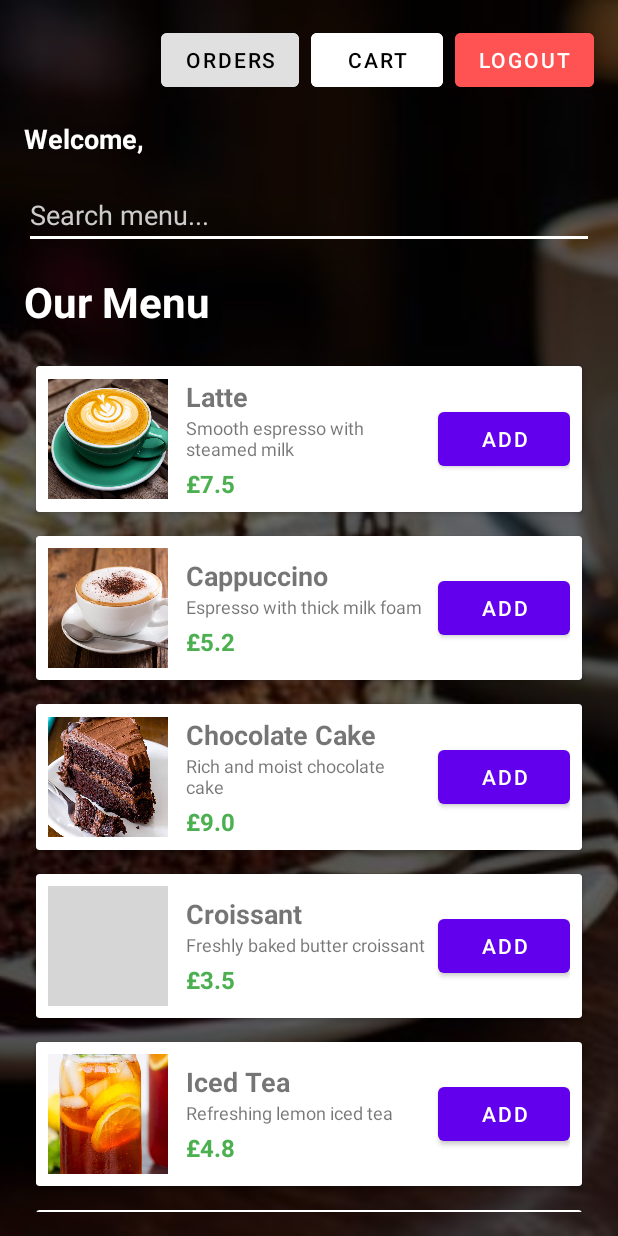
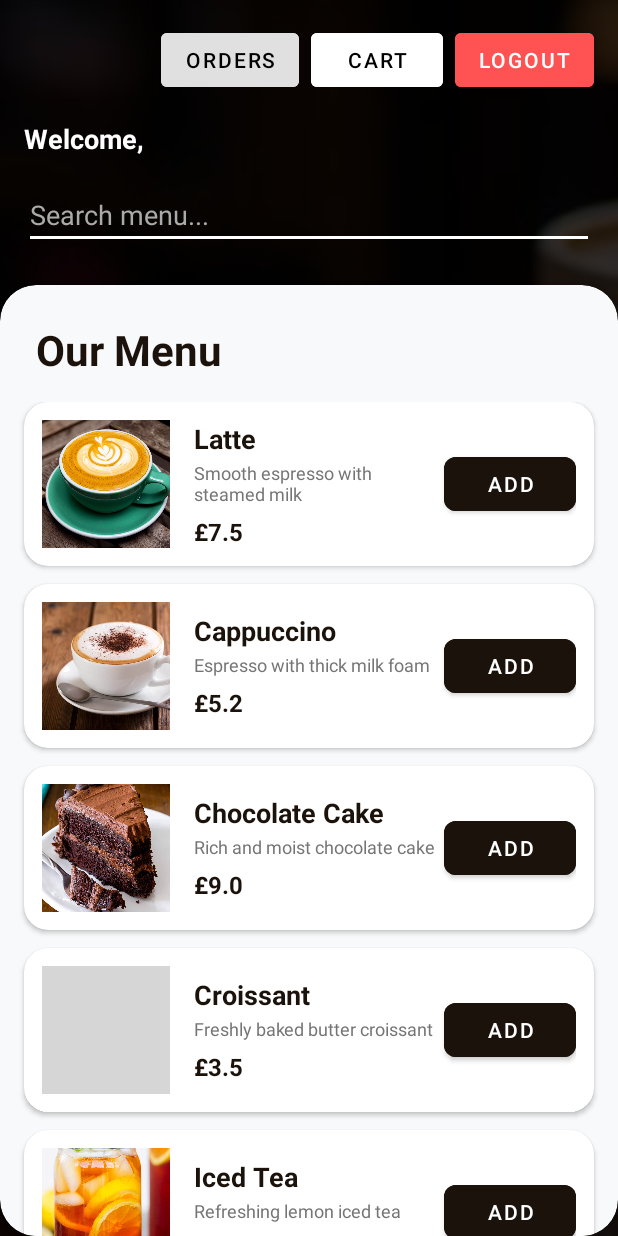
Before and after one commit to Reuben1738/Smart-Cafe, an Android app: the MenuActivity screen opened directly, with no data from a screen before it, on a phone screen of 412 x 824 dp. Run offline under Robolectric (Android 15) with nearby library versions, the phone set to English and light mode, and no system bars; our stand-ins replace Firebase (no records; nobody signed in at launch, a user with empty details on screens opened directly), Room's generated code; grey boxes are pictures that could not be loaded.

Commit message:
Updated UI design

```diff
--- a/app/src/main/res/layout/activity_menu.xml
+++ b/app/src/main/res/layout/activity_menu.xml
@@ -14,14 +14,14 @@
     <View
         android:layout_width="match_parent"
         android:layout_height="match_parent"
-        android:background="@drawable/overlay_black" />
+        android:background="#CC000000" />
 
     <androidx.constraintlayout.widget.ConstraintLayout
         android:layout_width="match_parent"
         android:layout_height="match_parent"
-        android:padding="16dp">
+        android:paddingTop="16dp">
 
-        <!-- Top Row Buttons -->
+        <!-- TOP BAR -->
         <Button
             android:id="@+id/btnLogout"
             android:layout_width="wrap_content"
@@ -29,7 +29,8 @@
             android:text="Logout"
             android:backgroundTint="#FF5252"
             app:layout_constraintTop_toTopOf="parent"
-            app:layout_constraintEnd_toEndOf="parent" />
+            app:layout_constraintEnd_toEndOf="parent"
+            android:layout_marginEnd="16dp"/>
 
         <Button
             android:id="@+id/btnViewCart"
@@ -53,7 +54,6 @@
             app:layout_constraintEnd_toStartOf="@id/btnViewCart"
             android:layout_marginEnd="8dp" />
 
-        <!-- Welcome Text -->
         <TextView
             android:id="@+id/tvWelcome"
             android:layout_width="wrap_content"
@@ -63,45 +63,63 @@
             android:textSize="18sp"
             android:textStyle="bold"
             android:layout_marginTop="16dp"
+            android:layout_marginStart="16dp"
             app:layout_constraintTop_toBottomOf="@id/btnLogout"
             app:layout_constraintStart_toStartOf="parent" />
 
-        <!-- Search Bar -->
         <EditText
             android:id="@+id/etSearch"
             android:layout_width="match_parent"
             android:layout_height="wrap_content"
             android:hint="Search menu..."
-            android:textColorHint="#CCCCCC"
+            android:textColorHint="#AAAAAA"
             android:textColor="#FFFFFF"
             android:backgroundTint="#FFFFFF"
             android:inputType="text"
             android:layout_marginTop="16dp"
+            android:layout_marginHorizontal="16dp"
             app:layout_constraintTop_toBottomOf="@id/tvWelcome"
             app:layout_constraintStart_toStartOf="parent"
             app:layout_constraintEnd_toEndOf="parent" />
 
-        <!-- Menu Title -->
+        <!--  For the Menu -->
+        <androidx.cardview.widget.CardView
+            android:layout_width="match_parent"
+            android:layout_height="0dp"
+            android:layout_marginTop="24dp"
+            app:cardCornerRadius="24dp"
+            app:cardElevation="8dp"
+            app:cardBackgroundColor="#F8F9FA"
+            app:layout_constraintTop_toBottomOf="@id/etSearch"
+            app:layout_constraintBottom_toBottomOf="parent"
+            app:layout_constraintStart_toStartOf="parent"
+            app:layout_constraintEnd_toEndOf="parent">
+
+            <LinearLayout
+                android:layout_width="match_parent"
+                android:layout_height="match_parent"
+                android:orientation="vertical"
+                android:paddingTop="24dp">
+
                 <TextView
                     android:id="@+id/tvMenuTitle"
                     android:layout_width="wrap_content"
                     android:layout_height="wrap_content"
                     android:text="Our Menu"
-            android:textColor="#FFFFFF"
+                    android:textColor="#1A120B"
                     android:textSize="28sp"
                     android:textStyle="bold"
-            android:layout_marginTop="16dp"
-            app:layout_constraintTop_toBottomOf="@id/etSearch"
-            app:layout_constraintStart_toStartOf="parent" />
+                    android:layout_marginStart="24dp"
+                    android:layout_marginBottom="16dp" />
 
-        <!-- RecyclerView -->
                 <androidx.recyclerview.widget.RecyclerView
                     android:id="@+id/rvMenu"
                     android:layout_width="match_parent"
-            android:layout_height="0dp"
-            android:layout_marginTop="16dp"
-            app:layout_constraintTop_toBottomOf="@id/tvMenuTitle"
-            app:layout_constraintBottom_toBottomOf="parent" />
+                    android:layout_height="match_parent"
+                    android:clipToPadding="false"
+                    android:paddingBottom="24dp" />
+            </LinearLayout>
+        </androidx.cardview.widget.CardView>
 
     </androidx.constraintlayout.widget.ConstraintLayout>
 </FrameLayout>
--- a/app/src/main/res/layout/item_menu.xml
+++ b/app/src/main/res/layout/item_menu.xml
@@ -1,31 +1,36 @@
 <?xml version="1.0" encoding="utf-8"?>
 <androidx.cardview.widget.CardView xmlns:android="http://schemas.android.com/apk/res/android"
+    xmlns:app="http://schemas.android.com/apk/res-auto"
     android:layout_width="match_parent"
     android:layout_height="wrap_content"
-    android:layout_margin="8dp"
-    android:padding="8dp">
+    android:layout_marginHorizontal="16dp"
+    android:layout_marginBottom="12dp"
+    app:cardCornerRadius="16dp"
+    app:cardElevation="2dp"
+    app:cardBackgroundColor="#FFFFFF">
 
     <LinearLayout
         android:layout_width="match_parent"
         android:layout_height="wrap_content"
         android:orientation="horizontal"
         android:gravity="center_vertical"
-        android:padding="8dp">
+        android:padding="12dp">
 
-        <!-- Image View for the Menu Item -->
+        <!-- Image View -->
         <ImageView
             android:id="@+id/ivItemImage"
-            android:layout_width="80dp"
-            android:layout_height="80dp"
+            android:layout_width="85dp"
+            android:layout_height="85dp"
             android:scaleType="centerCrop"
-            android:src="@drawable/ic_launcher_background" />
+            android:background="#EEEEEE"
+            app:srcCompat="@drawable/ic_launcher_background" />
 
         <!-- Text Details -->
         <LinearLayout
             android:layout_width="0dp"
             android:layout_height="wrap_content"
             android:layout_weight="1"
-            android:layout_marginStart="12dp"
+            android:layout_marginStart="16dp"
             android:orientation="vertical">
 
             <TextView
@@ -34,7 +39,8 @@
                 android:layout_height="wrap_content"
                 android:text="Item Name"
                 android:textSize="18sp"
-                android:textStyle="bold" />
+                android:textStyle="bold"
+                android:textColor="#1A120B" />
 
             <TextView
                 android:id="@+id/tvItemDesc"
@@ -42,18 +48,20 @@
                 android:layout_height="wrap_content"
                 android:text="Description"
                 android:textSize="12sp"
+                android:textColor="#757575"
                 android:maxLines="2"
-                android:ellipsize="end" />
+                android:ellipsize="end"
+                android:layout_marginTop="2dp" />
 
             <TextView
                 android:id="@+id/tvItemPrice"
                 android:layout_width="match_parent"
                 android:layout_height="wrap_content"
                 android:text="£0.00"
-                android:textColor="#4CAF50"
+                android:textColor="#1A120B"
                 android:textSize="16sp"
                 android:textStyle="bold"
-                android:layout_marginTop="4dp" />
+                android:layout_marginTop="6dp" />
         </LinearLayout>
 
         <!-- Add to Cart Button -->
@@ -62,7 +70,9 @@
             android:layout_width="wrap_content"
             android:layout_height="wrap_content"
             android:text="Add"
-            android:layout_marginStart="8dp"/>
+            android:textColor="#FFFFFF"
+            android:backgroundTint="#1A120B"
+            app:cornerRadius="8dp"/>
 
     </LinearLayout>
 </androidx.cardview.widget.CardView>
```
Also changed, not shown: app/src/main/res/layout/activity_login.xml (+21 -16 lines), app/src/main/res/layout/activity_register.xml (+23 -19 lines). Lines whose indentation alone changed are shown as unchanged.
